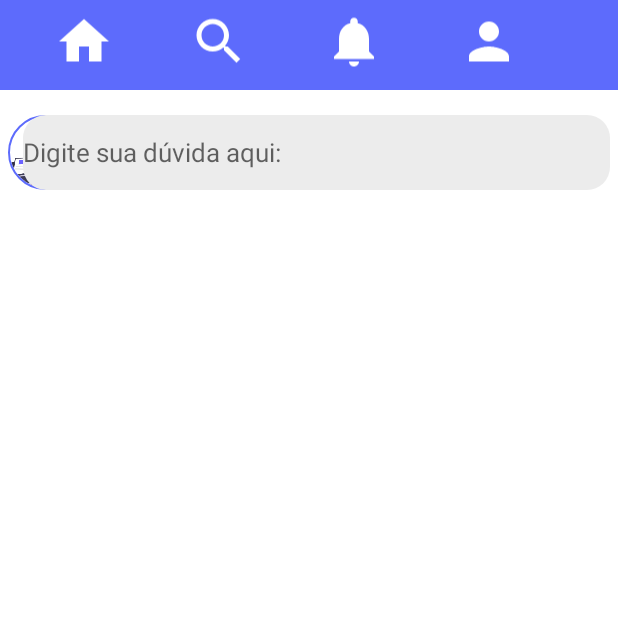
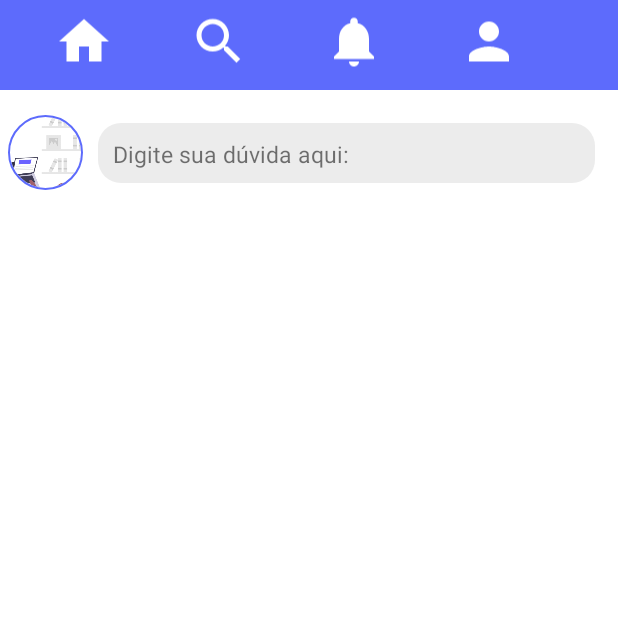
Before and after one commit to WemersonDamasceno/app-ajuda-ai, an Android app: the screen it shows after launch once a user with an empty profile is signed in (Pagina_Inicial_Activity), on a phone screen of 412 x 824 dp, the top half of it. Run offline under Robolectric (Android 15) with nearby library versions, the phone set to English and light mode, and no system bars; our stand-ins replace CircleImageView, Firebase (no records; nobody signed in at launch, a user with empty details on screens opened directly).

```diff
--- a/app/src/main/java/com/ufc/com/ajudaai/view/Pagina_Inicial_Activity.java
+++ b/app/src/main/java/com/ufc/com/ajudaai/view/Pagina_Inicial_Activity.java
@@ -1,26 +1,38 @@
 package com.ufc.com.ajudaai.view;
-
-import androidx.annotation.NonNull;
-import androidx.appcompat.app.AppCompatActivity;
 
 import android.content.Intent;
 import android.os.Bundle;
-import android.view.Menu;
-import android.view.MenuItem;
-import android.widget.Toast;
+import android.view.View;
+import android.widget.EditText;
+import android.widget.TextView;
 import android.widget.Toolbar;
+
+import androidx.appcompat.app.AppCompatActivity;
 
 import com.google.firebase.auth.FirebaseAuth;
 import com.ufc.com.ajudaai.R;
 
 public class Pagina_Inicial_Activity extends AppCompatActivity {
     Toolbar toolbar;
+    TextView txtEscreverAqui;
 
     @Override
     protected void onCreate(Bundle savedInstanceState) {
         super.onCreate(savedInstanceState);
         setContentView(R.layout.activity_pagina_inicial);
         getSupportActionBar().hide();
+
+
+        txtEscreverAqui = findViewById(R.id.txtEscrevaAqui);
+        txtEscreverAqui.setOnClickListener(new View.OnClickListener() {
+            @Override
+            public void onClick(View v) {
+                startActivity(new Intent(v.getContext(),FazerUmPostActivity.class));
+            }
+        });
+
+
+
 
     }
     private void verificarAutenticado() {
--- a/app/src/main/res/layout/activity_pagina_inicial.xml
+++ b/app/src/main/res/layout/activity_pagina_inicial.xml
@@ -4,8 +4,8 @@
     xmlns:tools="http://schemas.android.com/tools"
     android:layout_width="match_parent"
     android:layout_height="match_parent"
-    tools:context=".view.Pagina_Inicial_Activity"
-    android:background="#FFFFFF">
+    android:background="#FFFFFF"
+    tools:context=".view.Pagina_Inicial_Activity">
 
 
     <androidx.appcompat.widget.Toolbar
@@ -26,29 +26,29 @@
             app:layout_constraintTop_toTopOf="parent">
 
             <ImageView
-                android:background="@color/colorAzul"
                 android:layout_width="40dp"
                 android:layout_height="55dp"
-                android:src="@drawable/ic_home"
-                android:layout_marginStart="20dp"/>
+                android:layout_marginStart="20dp"
+                android:background="@color/colorAzul"
+                android:src="@drawable/ic_home" />
 
             <ImageView
                 android:layout_width="40dp"
                 android:layout_height="55dp"
-                android:src="@drawable/ic_procurar"
-                android:layout_marginStart="50dp"/>
+                android:layout_marginStart="50dp"
+                android:src="@drawable/ic_procurar" />
 
             <ImageView
                 android:layout_width="40dp"
                 android:layout_height="55dp"
-                android:src="@drawable/ic_notificacoes"
-                android:layout_marginStart="50dp"/>
+                android:layout_marginStart="50dp"
+                android:src="@drawable/ic_notificacoes" />
 
             <ImageView
                 android:layout_width="40dp"
                 android:layout_height="55dp"
-                android:src="@drawable/ic_perfil"
-                android:layout_marginStart="50dp"/>
+                android:layout_marginStart="50dp"
+                android:src="@drawable/ic_perfil" />
 
         </LinearLayout>
 
@@ -69,36 +69,32 @@
 
             <de.hdodenhof.circleimageview.CircleImageView
                 android:id="@+id/imgPerfilUser"
-                app:civ_border_width="1dp"
-                app:civ_border_color="@color/colorAzul"
                 android:layout_width="50dp"
                 android:layout_height="50dp"
                 android:layout_marginTop="10dp"
-                android:src="@drawable/loginapp"/>
+                android:src="@drawable/loginapp"
+                app:civ_border_color="@color/colorAzul"
+                app:civ_border_width="1dp" />
 
-            <EditText
-                android:id="@+id/txtEscrevaqui"
+            <TextView
+                android:id="@+id/txtEscrevaAqui"
                 android:layout_width="match_parent"
-                android:layout_height="50dp"
-                android:layout_marginTop="10dp"
+                android:layout_height="40dp"
                 android:layout_marginStart="10dp"
-                android:ems="0"
-                android:textStyle="normal"
-                android:layout_toEndOf="@+id/imgPerfilLista"
+                android:layout_marginEnd="10dp"
+                android:layout_marginTop="15dp"
+                android:layout_toEndOf="@+id/imgPerfilUser"
                 android:background="@drawable/bordas_text_btn_redondas_sem_cor"
-                android:hint="Digite sua dúvida aqui:"
-                android:textCursorDrawable="@drawable/cursor"
-                android:textSize="17sp"/>
+                android:padding="10dp"
+                android:text="@string/digite_sua_d_vida_aqui"
+                android:textSize="15sp"/>
 
             <androidx.recyclerview.widget.RecyclerView
                 android:id="@+id/rvListPostagens"
                 android:layout_width="match_parent"
                 android:layout_height="wrap_content"
-                android:layout_marginTop="10dp"
-                android:layout_below="@+id/imgPerfilLista">
-            </androidx.recyclerview.widget.RecyclerView>
-
-
+                android:layout_below="@+id/imgPerfilUser"
+                android:layout_marginTop="10dp"/>
         </RelativeLayout>
 
 
--- a/app/src/main/res/values/strings.xml
+++ b/app/src/main/res/values/strings.xml
@@ -4,4 +4,7 @@
     <string name="ic_procurar">ic_procurar</string>
     <string name="ic_notificacoes">ic_notificacoes</string>
     <string name="ic_perfil">ic_perfil</string>
+    <string name="digite_sua_d_vida_aqui">Digite sua dúvida aqui:</string>
+    <string name="compartilhar">Compartilhar</string>
+    <string name="textoCriarPub">Aqui você pode compartilhar aquele material com meu amigo. 📚😊\n\nOu fazer perguntas sobre as disciplinas ou professores!🤓🤫\n\nVocê só pode compartilhar 3 pdf por postagem, lembre-se de preencher o campo tag corretamente para ajudar seus amigos🤓️</string>
 </resources>
```
Also changed, not shown: app/src/main/AndroidManifest.xml (+7 -1 lines), app/src/main/java/com/ufc/com/ajudaai/view/FazerUmPostActivity.java (added, +25 -0 lines), app/src/main/res/layout/activity_fazer_um_post.xml (added, +134 -0 lines), app/src/main/res/layout/post_listagem.xml (+8 -12 lines), app/src/main/res/drawable-hdpi/pdfcompleto.png (added), app/src/main/res/drawable-hdpi/pfdupload.png (added).
